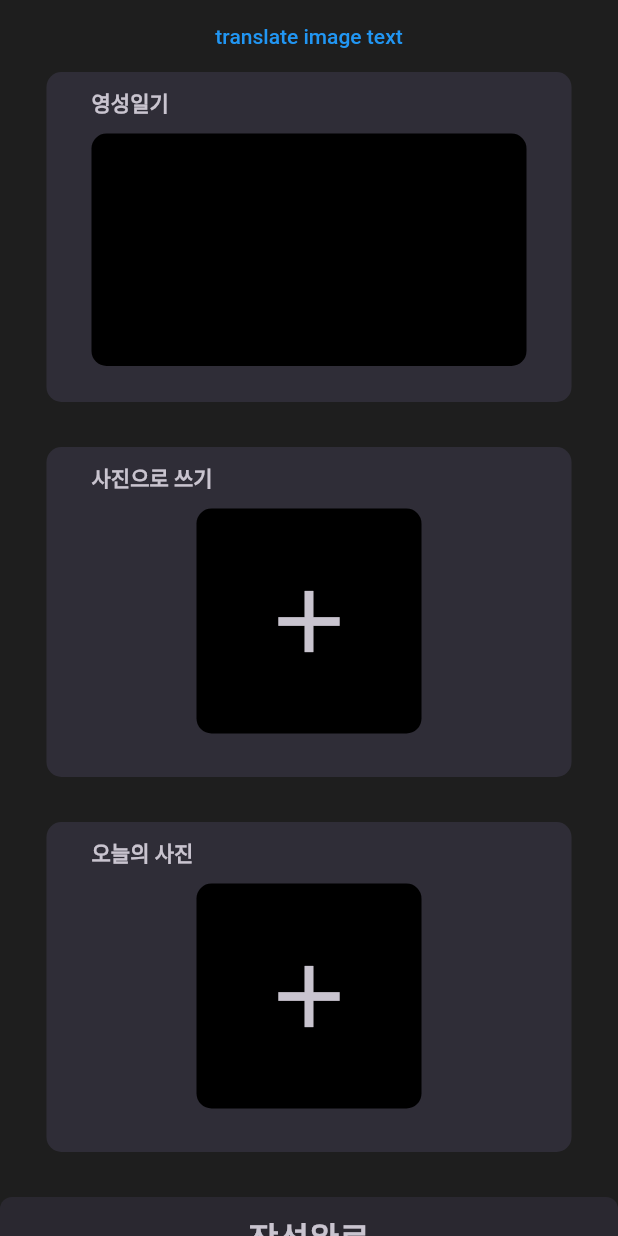
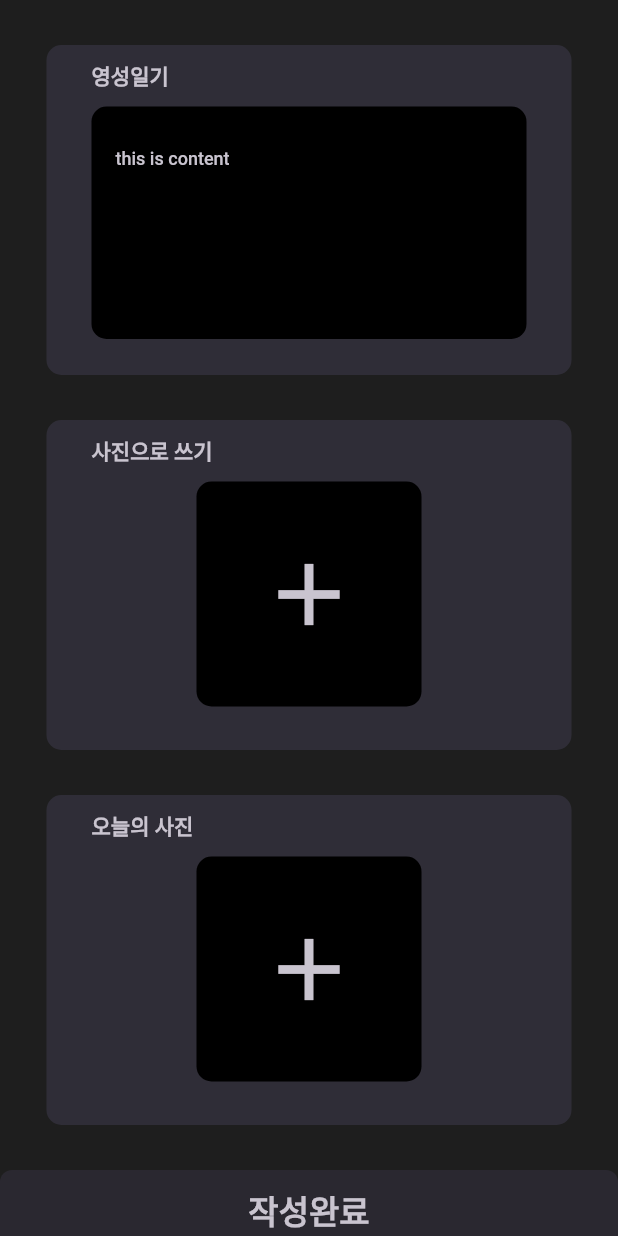
Before and after one commit to dmsvk0217/holydiary, a Flutter app: the WritePage screen opened directly, after a tap on the "add" icon, on a phone screen of 412 x 824 dp. Run offline on Flutter 3.47's test engine with Material 2 defaults, Android fonts, the phone set to English and light mode, and no system bars; our stand-ins replace accordion, cloud_firestore, firebase_auth, firebase_core, flutter_dotenv, get and 3 more; missing offline and left inert: flutterfire_ui; accounts and stored records are empty.

Commit message:
dialog when translate image to text and state manage diarytextfield

```diff
--- a/lib/controller/user_controller.dart
+++ b/lib/controller/user_controller.dart
@@ -9,8 +9,8 @@ class UserController extends GetxController {
   RxString name = "".obs;
 
   // used in writing diary page
-  RxString contentGPT = "this is content".obs;
-  RxString content = "this is contentGPT".obs;
+  RxString contentGPT = "this is contentGPT".obs;
+  RxString content = "this is content".obs;
 
   void onInit() {
     super.onInit();
--- /dev/null
+++ b/lib/view/components/loadingdialog.dart
@@ -0,0 +1,25 @@
+import 'package:flutter/material.dart';
+
+class MyLoadingDialog {
+  static Future<void> show(BuildContext context) async {
+    return showDialog<void>(
+      context: context,
+      barrierDismissible: false,
+      builder: (BuildContext context) {
+        return AlertDialog(
+          content: Row(
+            children: <Widget>[
+              CircularProgressIndicator(),
+              SizedBox(width: 20.0),
+              Text("Loading..."),
+            ],
+          ),
+        );
+      },
+    );
+  }
+
+  static Future<void> hide(BuildContext context) async {
+    Navigator.of(context).pop();
+  }
+}
--- a/lib/view/components/writingfield.dart
+++ b/lib/view/components/writingfield.dart
@@ -1,4 +1,6 @@
 import 'package:flutter/material.dart';
+import 'package:get/get.dart';
+import 'package:holydiary/controller/user_controller.dart';
 import 'package:holydiary/view/resources/color_manager.dart';
 import 'package:holydiary/view/resources/font_manager.dart';
 
@@ -7,6 +9,8 @@ class Writingfield extends StatelessWidget {
 
   @override
   Widget build(BuildContext context) {
+    UserController userController = Get.put(UserController());
+
     return Center(
       child: Container(
         decoration: BoxDecoration(
@@ -18,7 +22,63 @@ class Writingfield extends StatelessWidget {
         padding: const EdgeInsets.fromLTRB(30, 10, 30, 0),
         child: Column(
           children: [
-            Row(
+            const TopText(),
+            const SizedBox(height: 10),
+            DiaryTextFiled(userController: userController),
+          ],
+        ),
+      ),
+    );
+  }
+}
+
+class DiaryTextFiled extends StatelessWidget {
+  const DiaryTextFiled({
+    super.key,
+    required this.userController,
+  });
+
+  final UserController userController;
+
+  @override
+  Widget build(BuildContext context) {
+    return Expanded(
+      child: SingleChildScrollView(
+        child: Container(
+          height: 155,
+          decoration: BoxDecoration(
+            borderRadius: BorderRadius.circular(10),
+            color: Colors.black,
+          ),
+          padding: const EdgeInsets.all(16),
+          child: Obx(
+            () => TextFormField(
+              controller: TextEditingController(
+                text: userController.content.value,
+              ),
+              maxLength: 3000,
+              maxLines: 1000,
+              style: TextStyle(
+                color: ColorManager.text,
+                fontWeight: FontWeightManager.medium,
+                fontSize: 12,
+              ),
+            ),
+          ),
+        ),
+      ),
+    );
+  }
+}
+
+class TopText extends StatelessWidget {
+  const TopText({
+    super.key,
+  });
+
+  @override
+  Widget build(BuildContext context) {
+    return Row(
       mainAxisAlignment: MainAxisAlignment.start,
       children: [
         Text(
@@ -30,34 +90,6 @@ class Writingfield extends StatelessWidget {
           ),
         ),
       ],
-            ),
-            const SizedBox(
-              height: 10,
-            ),
-            Expanded(
-              child: SingleChildScrollView(
-                child: Container(
-                  height: 155,
-                  decoration: BoxDecoration(
-                    borderRadius: BorderRadius.circular(10),
-                    color: Colors.black,
-                  ),
-                  padding: const EdgeInsets.all(16),
-                  child: TextFormField(
-                    maxLength: 300,
-                    maxLines: 7,
-                    style: TextStyle(
-                      color: ColorManager.text,
-                      fontWeight: FontWeightManager.medium,
-                      fontSize: 12,
-                    ),
-                  ),
-                ),
-              ),
-            ),
-          ],
-        ),
-      ),
     );
   }
 }
--- a/lib/view/components/writingwithphoto.dart
+++ b/lib/view/components/writingwithphoto.dart
@@ -1,6 +1,9 @@
 import 'dart:convert';
 import 'dart:io';
+import 'package:get/get.dart';
+import 'package:holydiary/controller/user_controller.dart';
 import 'package:holydiary/main.dart';
+import 'package:holydiary/view/components/loadingdialog.dart';
 import 'package:http/http.dart' as http;
 import 'package:flutter/material.dart';
 import 'package:holydiary/view/resources/color_manager.dart';
@@ -15,9 +18,10 @@ class Writingwithphoto extends StatefulWidget {
 }
 
 class _WritingwithphotoState extends State<Writingwithphoto> {
+  UserController userController = Get.put(UserController());
   String parsedtext = '';
 
-  Future _getFromGallery() async {
+  Future _getFromGallery(BuildContext context) async {
     final pickedFile =
         await ImagePicker().pickImage(source: ImageSource.gallery);
     if (pickedFile == null) return;
@@ -32,13 +36,16 @@ class _WritingwithphotoState extends State<Writingwithphoto> {
     };
     var header = {"apikey": "$ocrapikey"};
 
+    MyLoadingDialog.show(context);
     var post = await http.post(Uri.parse(url), body: payload, headers: header);
     var result = jsonDecode(post.body);
+    MyLoadingDialog.hide(context);
 
     setState(() {
       parsedtext = result['ParsedResults'][0]['ParsedText'];
+      userController.content.value = parsedtext;
+      print(parsedtext);
     });
-    print(parsedtext);
   }
 
   @override
@@ -80,7 +87,7 @@ class _WritingwithphotoState extends State<Writingwithphoto> {
                 child: IconButton(
                   icon: const Icon(Icons.add),
                   onPressed: () {
-                    _getFromGallery();
+                    _getFromGallery(context);
                   },
                   color: ColorManager.text,
                   iconSize: 70,
--- a/lib/view/pages/write_page.dart
+++ b/lib/view/pages/write_page.dart
@@ -19,16 +19,17 @@ class _WritePageState extends State<WritePage> {
     return Scaffold(
       body: ListView(
         children: [
-          TextButton(
-            onPressed: () async {},
-            child: Text("translate image text"),
-          ),
-          Writingfield(),
-          SizedBox(height: 30),
-          Writingwithphoto(),
-          SizedBox(height: 30),
-          Todayphoto(),
-          SizedBox(height: 30),
+          const SizedBox(height: 30),
+          // 영성일기
+          const Writingfield(),
+          const SizedBox(height: 30),
+          // 사진으로쓰기
+          const Writingwithphoto(),
+          const SizedBox(height: 30),
+          // 오늘의 사진
+          const Todayphoto(),
+          const SizedBox(height: 30),
+          // 작성완료 버튼
           doneWriteButton(),
         ],
       ),
```
Lines whose indentation alone changed are shown as unchanged.
